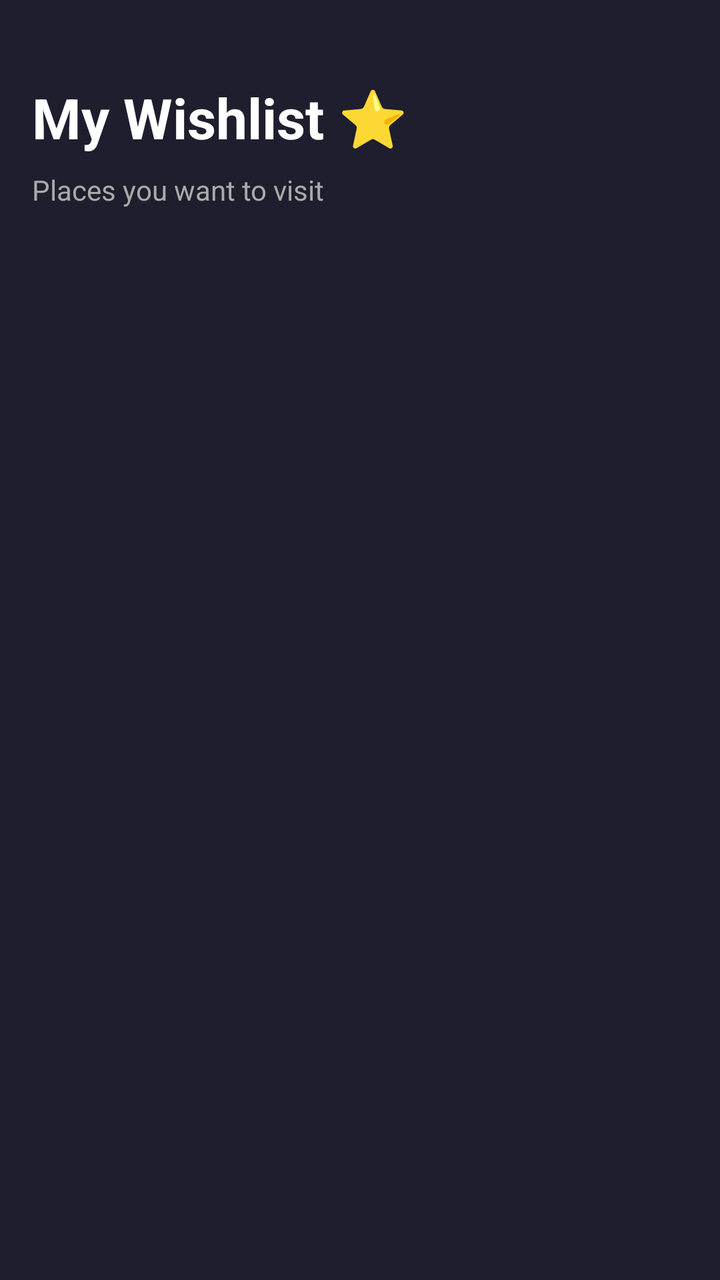
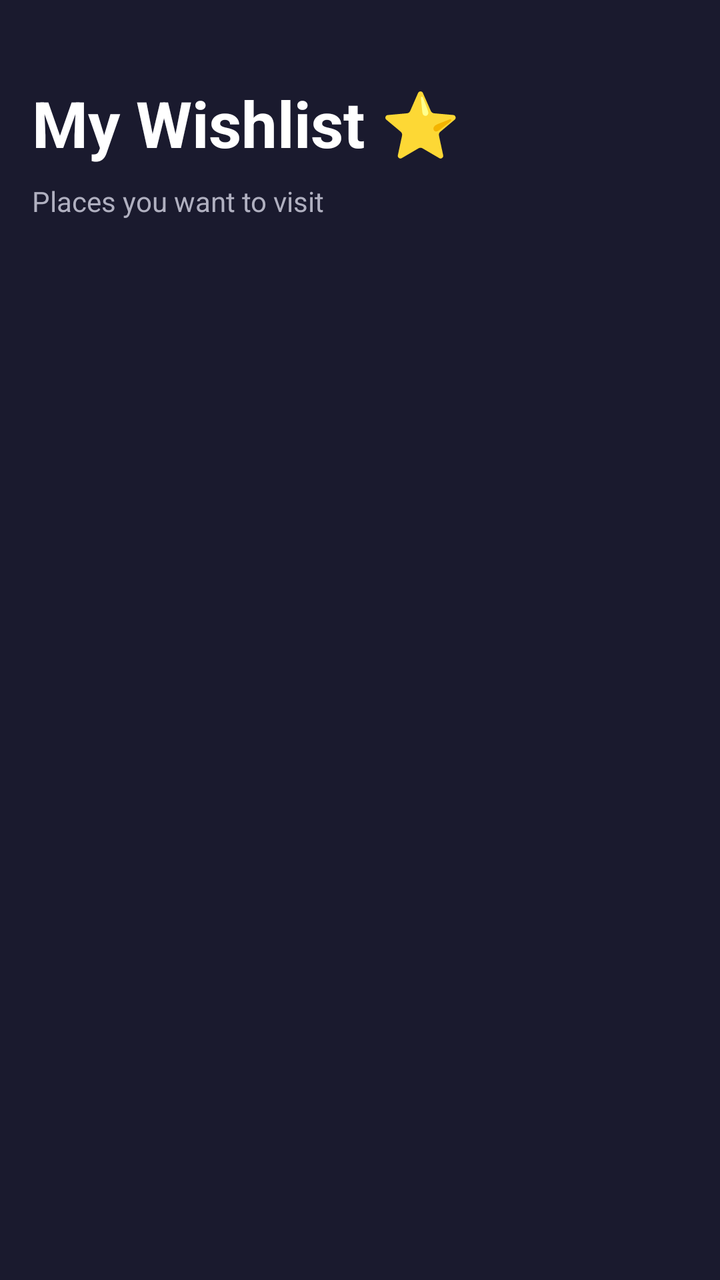

Two renders of the same Android screen: before a commit and after it. Below are the layout's source before the change and the commit's diff.
<!-- AndroidManifest.xml: application theme Theme.TravelGuideApp -->
<!-- res/layout/fragment_wishlist.xml -->
<?xml version="1.0" encoding="utf-8"?>
<LinearLayout xmlns:android="http://schemas.android.com/apk/res/android"
    android:layout_width="match_parent"
    android:layout_height="match_parent"
    android:background="#1E1E2E"
    android:orientation="vertical"
    android:padding="16dp">

    
    <TextView
        android:layout_width="wrap_content"
        android:layout_height="wrap_content"
        android:text="My Wishlist ⭐"
        android:textColor="#FFFFFF"
        android:textSize="28sp"
        android:textStyle="bold"
        android:layout_marginTop="24dp"
        android:layout_marginBottom="8dp" />

    <TextView
        android:layout_width="wrap_content"
        android:layout_height="wrap_content"
        android:text="Places you want to visit"
        android:textColor="#AAAAAA"
        android:textSize="14sp"
        android:layout_marginBottom="24dp" />

    
    <LinearLayout
        android:id="@+id/emptyState"
        android:layout_width="match_parent"
        android:layout_height="wrap_content"
        android:orientation="vertical"
        android:gravity="center"
        android:layout_marginTop="80dp"
        android:visibility="gone">

        <TextView
            android:layout_width="wrap_content"
            android:layout_height="wrap_content"
            android:text="⭐"
            android:textSize="64sp" />

        <TextView
            android:layout_width="wrap_content"
            android:layout_height="wrap_content"
            android:text="No saved destinations yet"
            android:textColor="#FFFFFF"
            android:textSize="18sp"
            android:textStyle="bold"
            android:layout_marginTop="16dp" />

        <TextView
            android:layout_width="wrap_content"
            android:layout_height="wrap_content"
            android:text="Tap the star on any destination to save it here"
            android:textColor="#AAAAAA"
            android:textSize="14sp"
            android:layout_marginTop="8dp"
            android:gravity="center" />

    </LinearLayout>

    
    <androidx.recyclerview.widget.RecyclerView
        android:id="@+id/rvWishlist"
        android:layout_width="match_parent"
        android:layout_height="match_parent" />

</LinearLayout>
<!-- resources referenced by this layout -->
<resources>
  <style name="Theme.TravelGuideApp" parent="Base.Theme.TravelGuideApp" />
  <style name="Base.Theme.TravelGuideApp" parent="Theme.Material3.DayNight.NoActionBar">
          
          
      </style>
</resources>

<!-- the commit's change to res/layout/fragment_wishlist.xml (unified diff, before → after) -->
@@ -2,7 +2,7 @@
 <LinearLayout xmlns:android="http://schemas.android.com/apk/res/android"
     android:layout_width="match_parent"
     android:layout_height="match_parent"
-    android:background="#1E1E2E"
+    android:background="@color/background_dark"
     android:orientation="vertical"
     android:padding="16dp">
 
@@ -11,8 +11,8 @@
         android:layout_width="wrap_content"
         android:layout_height="wrap_content"
         android:text="My Wishlist ⭐"
-        android:textColor="#FFFFFF"
-        android:textSize="28sp"
+        android:textColor="@color/text_primary"
+        android:textSize="32sp"
         android:textStyle="bold"
         android:layout_marginTop="24dp"
         android:layout_marginBottom="8dp" />
@@ -21,7 +21,7 @@
         android:layout_width="wrap_content"
         android:layout_height="wrap_content"
         android:text="Places you want to visit"
-        android:textColor="#AAAAAA"
+        android:textColor="@color/text_secondary"
         android:textSize="14sp"
         android:layout_marginBottom="24dp" />
 
@@ -39,14 +39,14 @@
             android:layout_width="wrap_content"
             android:layout_height="wrap_content"
             android:text="⭐"
-            android:textSize="64sp" />
+            android:textSize="72sp" />
 
         <TextView
             android:layout_width="wrap_content"
             android:layout_height="wrap_content"
             android:text="No saved destinations yet"
-            android:textColor="#FFFFFF"
-            android:textSize="18sp"
+            android:textColor="@color/text_primary"
+            android:textSize="20sp"
             android:textStyle="bold"
             android:layout_marginTop="16dp" />
 
@@ -54,7 +54,7 @@
             android:layout_width="wrap_content"
             android:layout_height="wrap_content"
             android:text="Tap the star on any destination to save it here"
-            android:textColor="#AAAAAA"
+            android:textColor="@color/text_secondary"
             android:textSize="14sp"
             android:layout_marginTop="8dp"
             android:gravity="center" />
<!-- resource entries referenced after the edit -->
@@ -1,9 +1,38 @@
 <!-- resources referenced by this layout -->
 <resources>
-  <style name="Theme.TravelGuideApp" parent="Base.Theme.TravelGuideApp" />
-  <style name="Base.Theme.TravelGuideApp" parent="Theme.Material3.DayNight.NoActionBar">
+  <color name="background_dark">#1A1A2E</color>
+  <color name="text_primary">#FFFFFF</color>
+  <color name="text_secondary">#B0B0C0</color>
+  <style name="Theme.TravelGuideApp" parent="Theme.MaterialComponents.DayNight.NoActionBar">
+          <item name="colorPrimary">@color/primary</item>
+          <item name="colorPrimaryVariant">@color/primary_dark</item>
+          <item name="colorOnPrimary">@color/text_primary</item>
+          <item name="colorSecondary">@color/accent_gold</item>
+          <item name="colorOnSecondary">@color/background_dark</item>
+          <item name="android:windowBackground">@color/background_dark</item>
+          <item name="android:statusBarColor">@color/background_dark</item>
+          <item name="android:navigationBarColor">@color/bottom_nav_background</item>
+  
           
+          <item name="materialCardViewStyle">@style/CardStyle</item>
+  
           
+          <item name="materialButtonStyle">@style/ButtonStyle</item>
       </style>
+  <color name="primary">#6C63FF</color>
+  <color name="primary_dark">#4B44CC</color>
+  <color name="accent_gold">#FFD700</color>
+  <color name="bottom_nav_background">#16213E</color>
+  <style name="CardStyle" parent="Widget.MaterialComponents.CardView">
+          <item name="cardBackgroundColor">@color/background_card</item>
+          <item name="cardCornerRadius">16dp</item>
+          <item name="cardElevation">8dp</item>
+      </style>
+  <style name="ButtonStyle" parent="Widget.MaterialComponents.Button">
+          <item name="backgroundTint">@color/primary</item>
+          <item name="android:textColor">@color/text_primary</item>
+          <item name="cornerRadius">12dp</item>
+      </style>
+  <color name="background_card">#16213E</color>
 </resources>
 
